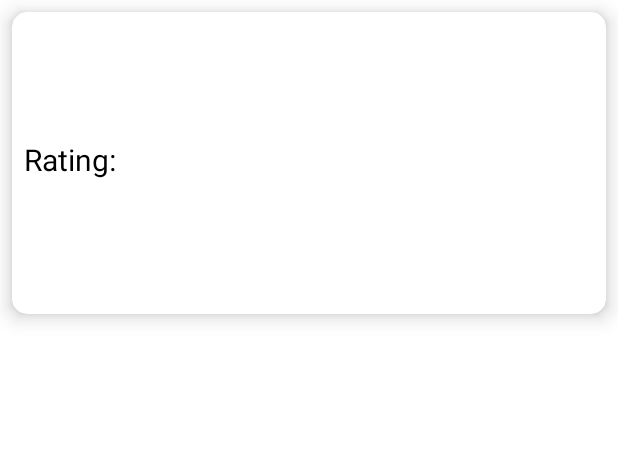
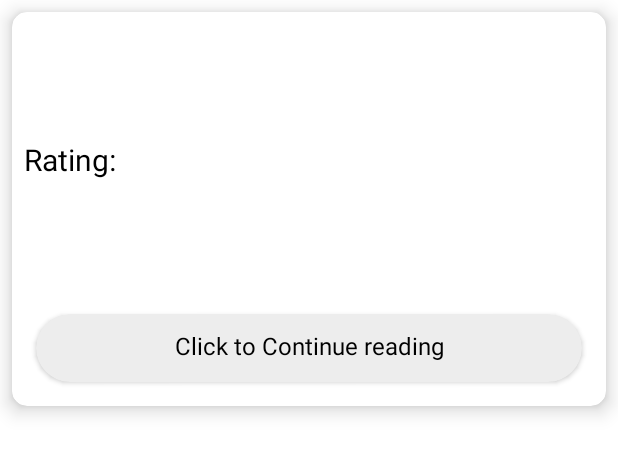
Before and after one commit to Deadman407/Fact-O-Pedia, an Android app: the layout fact_list_items.xml on its own in the app's theme, with its tools: preview values and no code run, on a phone screen of 412 x 824 dp. Shown: the top 454 px of the screen. Run offline under Robolectric (Android 15) with nearby library versions, the light colour scheme and no system bars.

```diff
--- a/app/src/main/AndroidManifest.xml
+++ b/app/src/main/AndroidManifest.xml
@@ -24,6 +24,7 @@
         <activity
             android:name=".SplashScreen"
             android:theme="@style/SplashScreen"
+            android:noHistory="true"
             android:exported="true">
             <intent-filter>
                 <action android:name="android.intent.action.MAIN" />
--- a/app/src/main/java/com/exploratory/fact_o_pedia/CustomViewHolder.java
+++ b/app/src/main/java/com/exploratory/fact_o_pedia/CustomViewHolder.java
@@ -19,6 +19,6 @@ public class CustomViewHolder extends RecyclerView.ViewHolder {
         claim_publisher = itemView.findViewById(R.id.claim_publisher);
         claim_rating = itemView.findViewById(R.id.claim_rating);
         claim_date = itemView.findViewById(R.id.claim_date);
-        cardView = itemView.findViewById(R.id.main_container);
+        cardView = itemView.findViewById(R.id.click);
     }
 }
--- a/app/src/main/java/com/exploratory/fact_o_pedia/MainActivity.java
+++ b/app/src/main/java/com/exploratory/fact_o_pedia/MainActivity.java
@@ -14,8 +14,8 @@ import android.widget.Toast;
 
 public class MainActivity extends AppCompatActivity {
     EditText editText;
-    String item;
-    String[] items =  {"English", "Hindi", "All Languages"};
+    String item = "All Languages";
+    String[] items =  {"All Languages", "English", "Hindi"};
     AutoCompleteTextView autoCompleteTxt;
     ArrayAdapter<String> adapterItems;
 
--- a/app/src/main/res/layout/activity_factcheck_request.xml
+++ b/app/src/main/res/layout/activity_factcheck_request.xml
@@ -48,7 +48,8 @@
                 android:layout_marginBottom="20dp"
                 android:layout_gravity="center_horizontal"
                 android:backgroundTint="@color/btncolor"
-                android:text="Request a FactCheck\nvia 📧!"
+                android:text="Request a FactCheck\nvia Email!"
+                android:textAllCaps="false"
                 android:textStyle="italic" />
 
         </LinearLayout>
--- a/app/src/main/res/layout/activity_main.xml
+++ b/app/src/main/res/layout/activity_main.xml
@@ -75,6 +75,7 @@
         android:layout_marginTop="28dp"
         android:onClick="search"
         android:text="Search"
+        android:textAllCaps="false"
         android:textColor="@color/black"
         app:backgroundTint="@color/searchbtn"
         app:layout_constraintEnd_toEndOf="parent"
--- a/app/src/main/res/layout/fact_list_items.xml
+++ b/app/src/main/res/layout/fact_list_items.xml
@@ -90,6 +90,25 @@
             android:layout_width="match_parent"
             android:layout_height="wrap_content">
         </TextView>
+
+
+        <androidx.cardview.widget.CardView
+            android:id="@+id/click"
+            android:layout_width="match_parent"
+            android:layout_height="45dp"
+            android:layout_margin="8dp"
+            app:cardCornerRadius="50dp"
+            app:cardBackgroundColor="#EDEDED">
+
+            <TextView
+                android:layout_width="match_parent"
+                android:layout_height="match_parent"
+                android:text="Click to Continue reading"
+                android:gravity="center_horizontal"
+                android:layout_margin="10dp"
+                android:textColor="@color/black"
+                android:textSize="16sp"/>
+        </androidx.cardview.widget.CardView>
     </LinearLayout>
 
 </androidx.cardview.widget.CardView>
```
